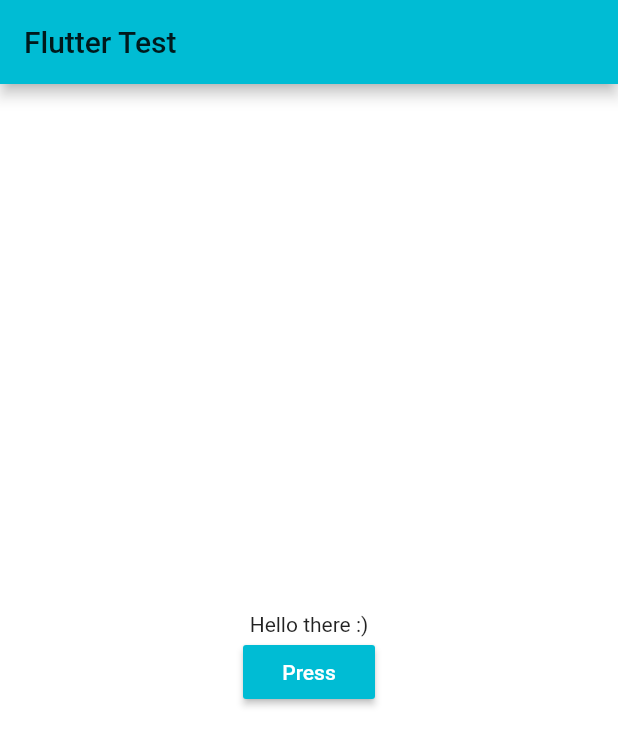
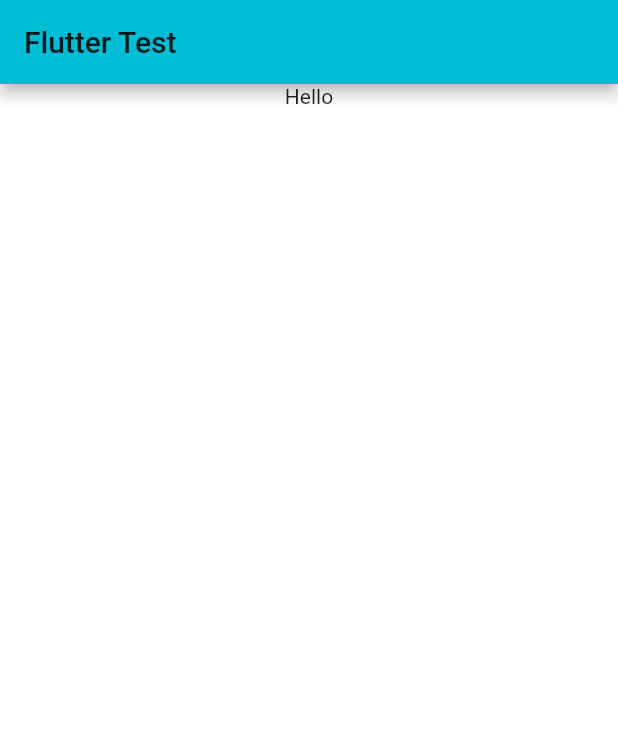
Before and after one commit to DashaShevkoplyas/flutter_app, a Flutter app: the screen it shows after launch, on a phone screen of 412 x 824 dp. Shown: the top 746 px of the screen. Run offline on Flutter 3.47's test engine with Material 2 defaults, Android fonts, the phone set to English and light mode, and no system bars.

Commit message:
action on tap with GestureDetector

```diff
--- a/lib/main.dart
+++ b/lib/main.dart
@@ -23,16 +23,19 @@ class MyHomePage extends StatefulWidget {
   MyHomePage({Key key, this.title}) : super(key: key);
 
   final String title;
+
   @override
   _MyHomePageState createState() => _MyHomePageState();
 }
 
 class _MyHomePageState extends State<MyHomePage> {
   Color color = Colors.white;
-   _generateColor(){
-     Color tmp = Color((new Random().nextDouble() * 0xFFFFFF).toInt()).withOpacity(1.0);
-     setState(() {
-        color = tmp;
+
+  _generateColor() {
+    Color tmp =
+        Color((new Random().nextDouble() * 0xFFFFFF).toInt()).withOpacity(1.0);
+    setState(() {
+      color = tmp;
     });
   }
 
@@ -44,23 +47,37 @@ class _MyHomePageState extends State<MyHomePage> {
         title: Text(widget.title),
       ),
       body: Center(
-        child: Column(
-          mainAxisAlignment: MainAxisAlignment.center,
-          children: <Widget>[
-            Text(
-              'Hello there :)',
+        child: new GestureDetector(
+          onTap: () => _generateColor(),
+          child: new Container(
+            height: MediaQuery.of(context).size.height,
+            width: MediaQuery.of(context).size.width,
+            child: Text(
+              'Hello',
+              textAlign: TextAlign.center,
             ),
-            RaisedButton(
-              onPressed: () => _generateColor(),
-              child: Text('Press'),
-              textColor: Colors.white,
-              color: Colors.cyan,
-              padding: EdgeInsets.fromLTRB(10,10,10,10),
-            )
-          ],
+          ),
         ),
+
+//
       ),
 // This trailing comma makes auto-formatting nicer for build methods.
     );
   }
 }
+
+//child: Column(
+//          mainAxisAlignment: MainAxisAlignment.center,
+//          children: <Widget>[
+//            Text(
+//              'Hello there :)',
+//            ),
+//            RaisedButton(
+//              onPressed: () => _generateColor(),
+//              child: Text('Press'),
+//              textColor: Colors.white,
+//              color: Colors.cyan,
+//              padding: EdgeInsets.fromLTRB(10,10,10,10),
+//            )
+//          ],
+//        ),
```
